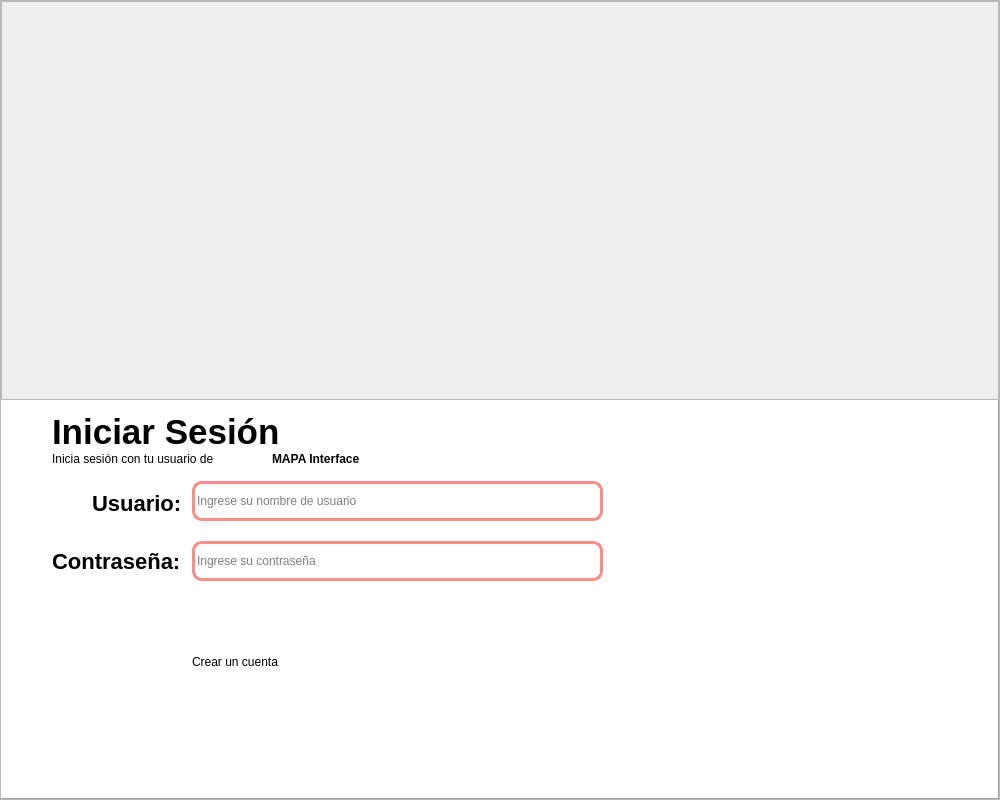
The window that Proyecto/Interfaces/Ui/Login.ui (EdCenten0/MAPA-Python) describes before a commit, drawn with Qt 5.
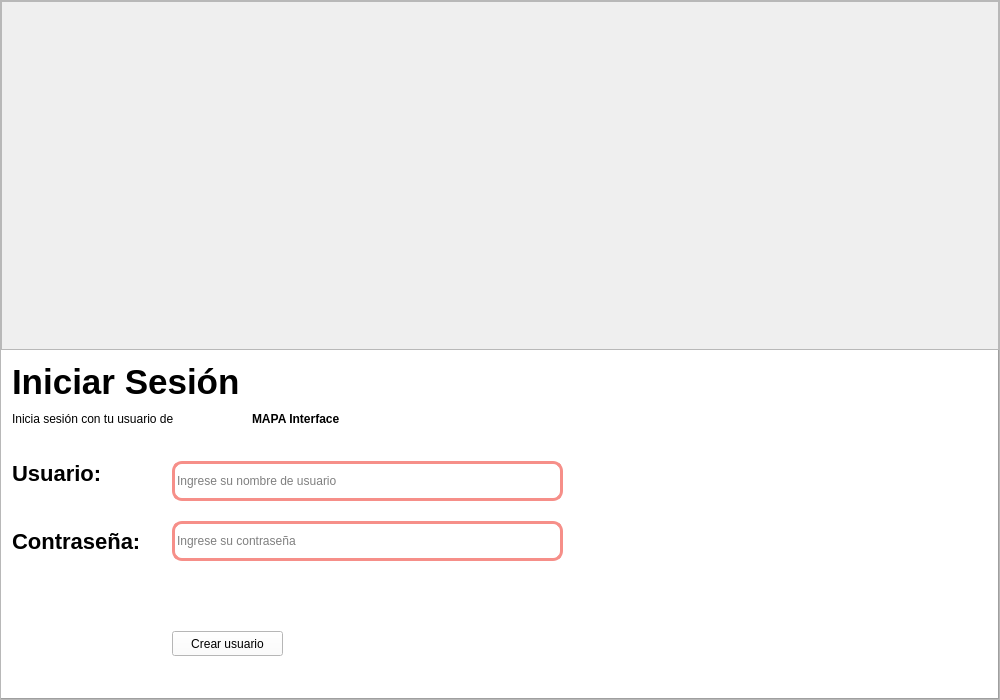
The same window after the commit. Icons and pictures are not drawn.

Commit message: Ajustando el diseño del login y agregandole la interfaz de agregar_usuario

Diff of the .ui file:
```diff
--- a/Proyecto/Interfaces/Ui/Login.ui
+++ b/Proyecto/Interfaces/Ui/Login.ui
@@ -7,13 +7,13 @@
     <x>0</x>
     <y>0</y>
     <width>1000</width>
-    <height>800</height>
+    <height>700</height>
    </rect>
   </property>
   <property name="minimumSize">
    <size>
     <width>1000</width>
-    <height>800</height>
+    <height>700</height>
    </size>
   </property>
   <property name="maximumSize">
@@ -162,9 +162,9 @@
             <widget class="QLabel" name="label_3">
              <property name="geometry">
               <rect>
-               <x>50</x>
-               <y>50</y>
-               <width>221</width>
+               <x>10</x>
+               <y>60</y>
+               <width>231</width>
                <height>16</height>
               </rect>
              </property>
@@ -178,9 +178,9 @@
             <widget class="QLabel" name="label">
              <property name="geometry">
               <rect>
-               <x>50</x>
+               <x>10</x>
                <y>10</y>
-               <width>231</width>
+               <width>281</width>
                <height>41</height>
               </rect>
              </property>
@@ -196,9 +196,9 @@
             <widget class="QLabel" name="label_4">
              <property name="geometry">
               <rect>
-               <x>90</x>
-               <y>90</y>
-               <width>87</width>
+               <x>10</x>
+               <y>110</y>
+               <width>111</width>
                <height>25</height>
               </rect>
              </property>
@@ -213,9 +213,9 @@
             <widget class="QLineEdit" name="line_Clave">
              <property name="geometry">
               <rect>
-               <x>190</x>
-               <y>80</y>
-               <width>411</width>
+               <x>170</x>
+               <y>110</y>
+               <width>391</width>
                <height>40</height>
               </rect>
              </property>
@@ -249,9 +249,9 @@
             <widget class="QLabel" name="label_2">
              <property name="geometry">
               <rect>
-               <x>50</x>
-               <y>130</y>
-               <width>141</width>
+               <x>10</x>
+               <y>160</y>
+               <width>151</width>
                <height>61</height>
               </rect>
              </property>
@@ -266,9 +266,9 @@
             <widget class="QLineEdit" name="line_Usuario">
              <property name="geometry">
               <rect>
-               <x>190</x>
-               <y>140</y>
-               <width>411</width>
+               <x>170</x>
+               <y>170</y>
+               <width>391</width>
                <height>40</height>
               </rect>
              </property>
@@ -289,33 +289,12 @@
               <string>Ingrese su contraseña</string>
              </property>
             </widget>
-            <widget class="QLabel" name="lb_crear_Usuario">
-             <property name="geometry">
-              <rect>
-               <x>190</x>
-               <y>250</y>
-               <width>114</width>
-               <height>21</height>
-              </rect>
-             </property>
-             <property name="cursor">
-              <cursorShape>PointingHandCursor</cursorShape>
-             </property>
-             <property name="styleSheet">
-              <string notr="true">QLabel:hover {
-    color: blue;
-}</string>
-             </property>
-             <property name="text">
-              <string>Crear un cuenta</string>
-             </property>
-            </widget>
             <widget class="QPushButton" name="bt_ingresar">
              <property name="geometry">
               <rect>
-               <x>190</x>
-               <y>200</y>
-               <width>411</width>
+               <x>170</x>
+               <y>230</y>
+               <width>391</width>
                <height>40</height>
               </rect>
              </property>
@@ -342,8 +321,8 @@
             <widget class="QLabel" name="label_5">
              <property name="geometry">
               <rect>
-               <x>270</x>
-               <y>50</y>
+               <x>250</x>
+               <y>60</y>
                <width>131</width>
                <height>16</height>
               </rect>
@@ -355,6 +334,30 @@
               <string>MAPA Interface</string>
              </property>
             </widget>
+            <widget class="QPushButton" name="bt_crear_usuario">
+             <property name="geometry">
+              <rect>
+               <x>170</x>
+               <y>280</y>
+               <width>111</width>
+               <height>25</height>
+              </rect>
+             </property>
+             <property name="cursor">
+              <cursorShape>PointingHandCursor</cursorShape>
+             </property>
+             <property name="styleSheet">
+              <string notr="true">
+border: 0px;
+
+QPushButton#pushButton:hover {
+	color: rgb(53, 132, 228);
+}</string>
+             </property>
+             <property name="text">
+              <string>Crear usuario</string>
+             </property>
+            </widget>
            </widget>
           </item>
          </layout>
```
Left out of the diff: 3 changed lines with no effect on the pictures. The commit also changes 8 other files.
